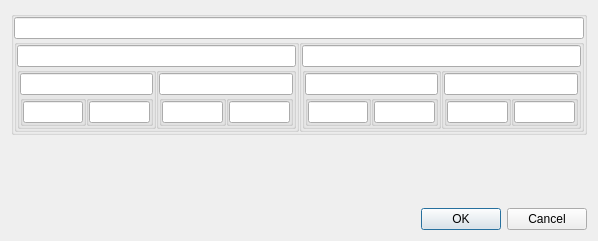
Qt form dialogregister64.ui (horsicq/XRegistersView) before a commit.
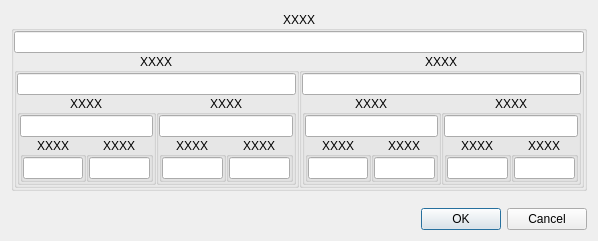
The same form after that commit. Custom widgets are drawn as their Qt base class.

Diff of the .ui file:
```diff
--- a/dialogregister64.ui
+++ b/dialogregister64.ui
@@ -23,7 +23,7 @@
    <item>
     <widget class="QGroupBox" name="groupBoxReg64">
      <property name="title">
-      <string/>
+      <string notr="true">XXXX</string>
      </property>
      <property name="alignment">
       <set>Qt::AlignCenter</set>
@@ -55,7 +55,7 @@
         <item>
          <widget class="QGroupBox" name="groupBoxReg32_1">
           <property name="title">
-           <string/>
+           <string notr="true">XXXX</string>
           </property>
           <property name="alignment">
            <set>Qt::AlignCenter</set>
@@ -87,7 +87,7 @@
              <item>
               <widget class="QGroupBox" name="groupBoxReg16_1">
                <property name="title">
-                <string/>
+                <string notr="true">XXXX</string>
                </property>
                <property name="alignment">
                 <set>Qt::AlignCenter</set>
@@ -119,7 +119,7 @@
                   <item>
                    <widget class="QGroupBox" name="groupBoxReg8_1">
                     <property name="title">
-                     <string/>
+                     <string notr="true">XXXX</string>
                     </property>
                     <property name="alignment">
                      <set>Qt::AlignCenter</set>
@@ -149,7 +149,7 @@
                   <item>
                    <widget class="QGroupBox" name="groupBoxReg8_2">
                     <property name="title">
-                     <string/>
+                     <string>XXXX</string>
                     </property>
                     <property name="alignment">
                      <set>Qt::AlignCenter</set>
@@ -184,7 +184,7 @@
              <item>
               <widget class="QGroupBox" name="groupBoxReg16_2">
                <property name="title">
-                <string/>
+                <string notr="true">XXXX</string>
                </property>
                <property name="alignment">
                 <set>Qt::AlignCenter</set>
@@ -216,7 +216,7 @@
                   <item>
                    <widget class="QGroupBox" name="groupBoxReg8_3">
                     <property name="title">
-                     <string/>
+                     <string notr="true">XXXX</string>
                     </property>
                     <property name="alignment">
                      <set>Qt::AlignCenter</set>
@@ -246,7 +246,7 @@
                   <item>
                    <widget class="QGroupBox" name="groupBoxReg8_4">
                     <property name="title">
-                     <string/>
+                     <string notr="true">XXXX</string>
                     </property>
                     <property name="alignment">
                      <set>Qt::AlignCenter</set>
@@ -286,7 +286,7 @@
         <item>
          <widget class="QGroupBox" name="groupBoxReg32_2">
           <property name="title">
-           <string/>
+           <string notr="true">XXXX</string>
           </property>
           <property name="alignment">
            <set>Qt::AlignCenter</set>
@@ -318,7 +318,7 @@
              <item>
               <widget class="QGroupBox" name="groupBoxReg16_3">
                <property name="title">
-                <string/>
+                <string notr="true">XXXX</string>
                </property>
                <property name="alignment">
                 <set>Qt::AlignCenter</set>
@@ -350,7 +350,7 @@
                   <item>
                    <widget class="QGroupBox" name="groupBoxReg8_5">
                     <property name="title">
-                     <string/>
+                     <string notr="true">XXXX</string>
                     </property>
                     <property name="alignment">
                      <set>Qt::AlignCenter</set>
@@ -380,7 +380,7 @@
                   <item>
                    <widget class="QGroupBox" name="groupBoxReg8_6">
                     <property name="title">
-                     <string/>
+                     <string notr="true">XXXX</string>
                     </property>
                     <property name="alignment">
                      <set>Qt::AlignCenter</set>
@@ -415,7 +415,7 @@
              <item>
               <widget class="QGroupBox" name="groupBoxReg16_4">
                <property name="title">
-                <string/>
+                <string notr="true">XXXX</string>
                </property>
                <property name="alignment">
                 <set>Qt::AlignCenter</set>
@@ -447,7 +447,7 @@
                   <item>
                    <widget class="QGroupBox" name="groupBoxReg8_7">
                     <property name="title">
-                     <string/>
+                     <string notr="true">XXXX</string>
                     </property>
                     <property name="alignment">
                      <set>Qt::AlignCenter</set>
@@ -477,7 +477,7 @@
                   <item>
                    <widget class="QGroupBox" name="groupBoxReg8_8">
                     <property name="title">
-                     <string/>
+                     <string notr="true">XXXX</string>
                     </property>
                     <property name="alignment">
                      <set>Qt::AlignCenter</set>
```
